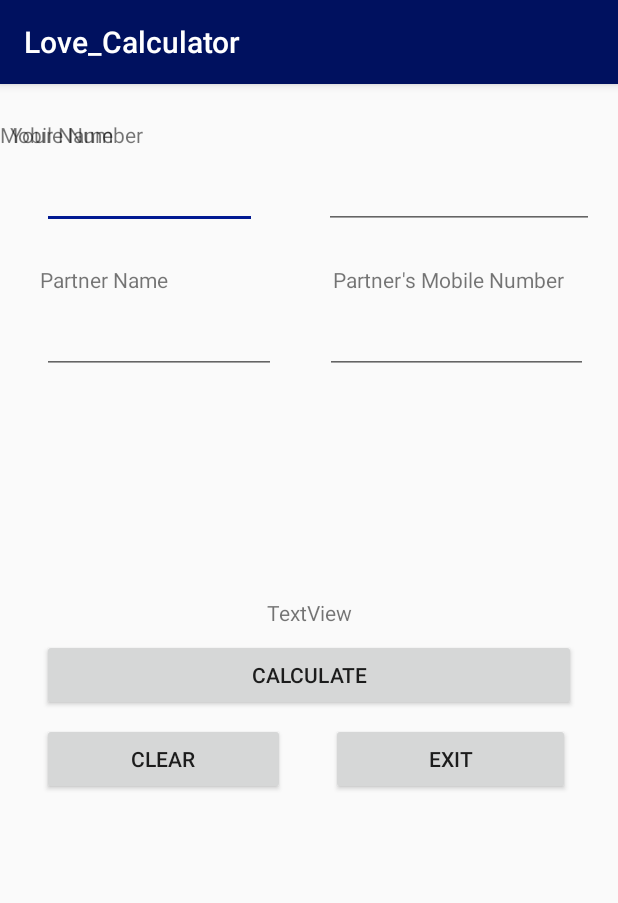
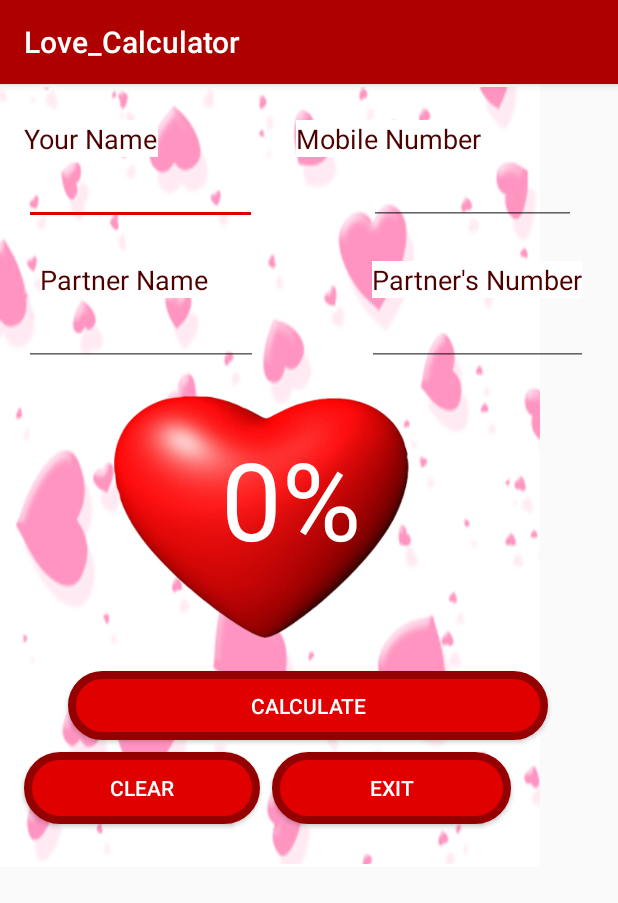
Before and after one commit to sachintsm/Love-Calculator, an Android app: the SecondActivity screen opened directly, with no data from a screen before it, after a tap on "CALCULATE", on a phone screen of 412 x 824 dp. Shown: the top 903 px of the screen. Run offline under Robolectric (Android 15) with nearby library versions, the phone set to English and light mode, and no system bars.

Commit message:
Release 1.0

```diff
--- a/app/src/main/AndroidManifest.xml
+++ b/app/src/main/AndroidManifest.xml
@@ -19,6 +19,7 @@
         </activity>
 
         <service android:name=".backMusic" />
+        <receiver android:name=".MyReceiver"></receiver>
     </application>
 
 </manifest>
--- a/app/src/main/java/com/industrialmaster/sachin_app1/SecondActivity.java
+++ b/app/src/main/java/com/industrialmaster/sachin_app1/SecondActivity.java
@@ -7,6 +7,7 @@ import android.view.View;
 import android.widget.Button;
 import android.widget.EditText;
 import android.widget.TextView;
+import android.widget.Toast;
 
 public class SecondActivity extends AppCompatActivity {
 
@@ -15,7 +16,7 @@ public class SecondActivity extends AppCompatActivity {
     TextView tv1;
 
     String sname1, sname2;
-    int num1,num2;
+    String num1,num2;
 
     @Override
     protected void onCreate(Bundle savedInstanceState) {
@@ -31,15 +32,32 @@ public class SecondActivity extends AppCompatActivity {
         et4 = (EditText) findViewById(R.id.et4);
         tv1 = (TextView) findViewById(R.id.tv1);
 
-        sname1 = et1.getText().toString();
-        sname2 = et3.getText().toString();
-        num1 = Integer.parseInt(et2.getText().toString());
-//        num2 = Integer.valueOf(et4.getText().toString());
-
         btn1.setOnClickListener(new View.OnClickListener() {
             @Override
             public void onClick(View v) {
-                tv1.setText(lucky_num(num1,num2));
+                sname1 = et1.getText().toString();
+                sname2 = et3.getText().toString();
+
+                num1 = et2.getText().toString();
+                num2 = et4.getText().toString();
+
+                if(num1.isEmpty()) {
+                    Toast.makeText(getApplicationContext(),"Please enter your number",Toast.LENGTH_SHORT).show();
+                }
+                else if(num2.isEmpty()){
+                    Toast.makeText(getApplicationContext(),"Please enter your partner's number",Toast.LENGTH_SHORT).show();
+                }
+                else if(sname2.isEmpty()){
+                    Toast.makeText(getApplicationContext(),"Please enter your name",Toast.LENGTH_SHORT).show();
+                }
+                else if(sname1.isEmpty()){
+                    Toast.makeText(getApplicationContext(),"Please enter your partner's name",Toast.LENGTH_SHORT).show();
+                }
+                else {
+                    int num3 = Integer.parseInt(num1);
+                    int num4 = Integer.parseInt(num2);
+                    tv1.setText(String.valueOf(lucky_num(num3, num4))+ "%");
+                }
             }
         });
 
@@ -65,23 +83,37 @@ public class SecondActivity extends AppCompatActivity {
             }
         });
     }
-    public int lucky_num(int a, int b){
-        int tot1 = 0, tot2 = 0;
-        int tot3 = 0, tot4 = 0;
+    public int lucky_num(int a, int b) {
+        int tot1, tot2 = 0;
+        int tot3, tot4 = 0;
         int total;
-        int[] array = {50, 62, 43, 18, 29, 80, 85, 98, 90, 72, 35, 42, 56, 66, 70, 22, 43, 88};
+        int[] array = {50, 62, 43, 18, 29, 80, 85, 98, 90, 72, 35, 42, 56, 66, 70, 22, 43, 88, 4, 68, 63};
 
-        while(tot2 > 9){
-            tot1 = a%10 + tot1;
-            tot2 = a/10;
-            a = tot2;
+        while (a > 0) {
+            while (a != 0) {
+                tot1 = a % 10;
+                tot2 = tot2 + tot1;
+                a = a / 10;
+
+                if (tot2 > 9) {
+                    a = tot2;
+                    tot2 = 0;
+                }
+            }
         }
-        while (tot4 > 9){
-            tot3 = b%10 + tot3;
-            tot4 = b/10;
-            b = tot4;
+        while (b > 0) {
+            while (b != 0) {
+                tot3 = b % 10;
+                tot4 = tot4 + tot3;
+                b = b / 10;
+
+                if (tot4 > 9) {
+                    b = tot4;
+                    tot4 = 0;
+                }
+            }
         }
-        total = tot2 + tot4;
-        return(array[total]);
+        total = tot2;
+        return (array[total]);
     }
 }
--- /dev/null
+++ b/app/src/main/res/drawable/my_border.xml
@@ -0,0 +1,9 @@
+<?xml version="1.0" encoding="utf-8"?>
+<shape xmlns:android="http://schemas.android.com/apk/res/android"
+    android:shape="rectangle">
+    <solid android:color="@color/colorAccent"></solid>
+    <stroke android:color="@color/colorPrimaryDarker"
+            android:width="5dp">
+    </stroke>
+    <corners android:radius="100dp"></corners>
+</shape>
--- a/app/src/main/res/layout/activity_second.xml
+++ b/app/src/main/res/layout/activity_second.xml
@@ -7,6 +7,16 @@
     android:layout_height="match_parent"
     tools:context=".SecondActivity">
 
+    <ImageView
+        android:id="@+id/imageView2"
+        android:layout_width="360dp"
+        android:layout_height="522dp"
+        android:background="@color/font"
+        app:layout_constraintStart_toStartOf="parent"
+        app:layout_constraintTop_toTopOf="parent"
+        app:srcCompat="@drawable/ht_back"
+        tools:srcCompat="@drawable/ht_back" />
+
     <TextView
         android:id="@+id/textView6"
         android:layout_width="wrap_content"
@@ -14,27 +24,25 @@
         android:layout_marginStart="16dp"
         android:layout_marginLeft="16dp"
         android:layout_marginTop="24dp"
-        android:layout_marginEnd="8dp"
-        android:layout_marginRight="8dp"
+        android:background="@color/font"
         android:text="Your Name"
-        app:layout_constraintEnd_toStartOf="@+id/textView7"
-        app:layout_constraintHorizontal_bias="0.097"
+        android:textColor="@color/colorPrimaryDark"
+        android:textSize="18sp"
         app:layout_constraintStart_toStartOf="parent"
         app:layout_constraintTop_toTopOf="parent" />
 
     <EditText
         android:id="@+id/et1"
-        android:layout_width="143dp"
+        android:layout_width="155dp"
         android:layout_height="wrap_content"
         android:layout_marginStart="16dp"
         android:layout_marginLeft="16dp"
-        android:layout_marginTop="8dp"
         android:layout_marginEnd="8dp"
         android:layout_marginRight="8dp"
         android:ems="10"
         android:inputType="textPersonName"
         app:layout_constraintEnd_toStartOf="@+id/et2"
-        app:layout_constraintHorizontal_bias="0.25"
+        app:layout_constraintHorizontal_bias="0.0"
         app:layout_constraintStart_toStartOf="parent"
         app:layout_constraintTop_toBottomOf="@+id/textView6" />
 
@@ -42,18 +50,22 @@
         android:id="@+id/textView7"
         android:layout_width="wrap_content"
         android:layout_height="wrap_content"
+        android:layout_marginStart="92dp"
+        android:layout_marginLeft="92dp"
         android:layout_marginTop="24dp"
+        android:background="@color/font"
         android:text="Mobile Number"
-        app:layout_constraintTop_toTopOf="parent"
-        tools:layout_editor_absoluteX="217dp" />
+        android:textColor="@color/colorPrimaryDark"
+        android:textSize="18sp"
+        app:layout_constraintStart_toEndOf="@+id/textView6"
+        app:layout_constraintTop_toTopOf="parent" />
 
     <EditText
         android:id="@+id/et2"
-        android:layout_width="180dp"
+        android:layout_width="138dp"
         android:layout_height="wrap_content"
-        android:layout_marginTop="8dp"
-        android:layout_marginEnd="16dp"
-        android:layout_marginRight="16dp"
+        android:layout_marginEnd="28dp"
+        android:layout_marginRight="28dp"
         android:ems="10"
         android:inputType="textPersonName"
         app:layout_constraintEnd_toEndOf="parent"
@@ -68,7 +80,10 @@
         android:layout_marginTop="24dp"
         android:layout_marginEnd="8dp"
         android:layout_marginRight="8dp"
+        android:background="@color/font"
         android:text="Partner Name"
+        android:textColor="@color/colorPrimaryDark"
+        android:textSize="18sp"
         app:layout_constraintEnd_toStartOf="@+id/textView9"
         app:layout_constraintHorizontal_bias="0.095"
         app:layout_constraintStart_toStartOf="parent"
@@ -79,9 +94,12 @@
         android:layout_width="wrap_content"
         android:layout_height="wrap_content"
         android:layout_marginTop="24dp"
-        android:layout_marginEnd="36dp"
-        android:layout_marginRight="36dp"
-        android:text="Partner's Mobile Number"
+        android:layout_marginEnd="24dp"
+        android:layout_marginRight="24dp"
+        android:background="@color/font"
+        android:text="Partner's Number"
+        android:textColor="@color/colorPrimaryDark"
+        android:textSize="18sp"
         app:layout_constraintEnd_toEndOf="parent"
         app:layout_constraintTop_toBottomOf="@+id/et2" />
 
@@ -89,9 +107,8 @@
         android:id="@+id/et3"
         android:layout_width="156dp"
         android:layout_height="wrap_content"
-        android:layout_marginStart="28dp"
-        android:layout_marginLeft="28dp"
-        android:layout_marginTop="8dp"
+        android:layout_marginStart="16dp"
+        android:layout_marginLeft="16dp"
         android:layout_marginEnd="8dp"
         android:layout_marginRight="8dp"
         android:ems="10"
@@ -103,9 +120,8 @@
 
     <EditText
         android:id="@+id/et4"
-        android:layout_width="175dp"
+        android:layout_width="147dp"
         android:layout_height="wrap_content"
-        android:layout_marginTop="8dp"
         android:layout_marginEnd="20dp"
         android:layout_marginRight="20dp"
         android:ems="10"
@@ -115,30 +131,31 @@
 
     <Button
         android:id="@+id/btn4"
-        android:layout_width="356dp"
-        android:layout_height="wrap_content"
-        android:layout_marginStart="16dp"
-        android:layout_marginLeft="16dp"
-        android:layout_marginTop="8dp"
-        android:layout_marginEnd="16dp"
-        android:layout_marginRight="16dp"
+        android:layout_width="320dp"
+        android:layout_height="46dp"
+        android:layout_marginStart="24dp"
+        android:layout_marginLeft="24dp"
+        android:layout_marginTop="48dp"
+        android:layout_marginEnd="24dp"
+        android:layout_marginRight="24dp"
+        android:background="@drawable/my_border"
         android:text="@string/btn4"
+        android:textColor="@color/font"
         app:layout_constraintEnd_toEndOf="parent"
+        app:layout_constraintHorizontal_bias="0.488"
         app:layout_constraintStart_toStartOf="parent"
         app:layout_constraintTop_toBottomOf="@+id/tv1" />
 
     <Button
         android:id="@+id/btn2"
-        android:layout_width="162dp"
+        android:layout_width="157dp"
         android:layout_height="wrap_content"
         android:layout_marginStart="16dp"
         android:layout_marginLeft="16dp"
         android:layout_marginTop="8dp"
-        android:layout_marginEnd="8dp"
-        android:layout_marginRight="8dp"
+        android:background="@drawable/my_border"
         android:text="@string/btn5"
-        app:layout_constraintEnd_toStartOf="@+id/btn5"
-        app:layout_constraintHorizontal_bias="0.342"
+        android:textColor="@color/font"
         app:layout_constraintStart_toStartOf="parent"
         app:layout_constraintTop_toBottomOf="@+id/btn4" />
 
@@ -146,33 +163,34 @@
         android:id="@+id/btn5"
         android:layout_width="159dp"
         android:layout_height="wrap_content"
+        android:layout_marginStart="8dp"
+        android:layout_marginLeft="8dp"
         android:layout_marginTop="8dp"
         android:layout_marginEnd="32dp"
         android:layout_marginRight="32dp"
-        android:text="@string/btn6"
+        android:background="@drawable/my_border"
+        android:text="@string/btn3"
+        android:textColor="@color/font"
         app:layout_constraintEnd_toEndOf="parent"
+        app:layout_constraintHorizontal_bias="0.0"
+        app:layout_constraintStart_toEndOf="@+id/btn2"
         app:layout_constraintTop_toBottomOf="@+id/btn4" />
-
-    <ImageView
-        android:id="@+id/imageView2"
-        android:layout_width="195dp"
-        android:layout_height="133dp"
-        android:layout_marginTop="8dp"
-        app:layout_constraintTop_toBottomOf="@+id/et3"
-        tools:layout_editor_absoluteX="98dp"
-        tools:srcCompat="@tools:sample/backgrounds/scenic[0]" />
 
     <TextView
         android:id="@+id/tv1"
-        android:layout_width="wrap_content"
-        android:layout_height="wrap_content"
+        android:layout_width="154dp"
+        android:layout_height="115dp"
         android:layout_marginStart="8dp"
         android:layout_marginLeft="8dp"
-        android:layout_marginTop="8dp"
+        android:layout_marginTop="40dp"
         android:layout_marginEnd="8dp"
         android:layout_marginRight="8dp"
-        android:text="TextView"
+        android:text="0%"
+        android:textColor="@color/font"
+        android:textSize="72sp"
         app:layout_constraintEnd_toEndOf="parent"
+        app:layout_constraintHorizontal_bias="0.576"
         app:layout_constraintStart_toStartOf="parent"
-        app:layout_constraintTop_toBottomOf="@+id/imageView2" />
+        app:layout_constraintTop_toBottomOf="@+id/et3" />
+
 </android.support.constraint.ConstraintLayout>
--- a/app/src/main/res/values/colors.xml
+++ b/app/src/main/res/values/colors.xml
@@ -1,7 +1,9 @@
 <?xml version="1.0" encoding="utf-8"?>
 <resources>
-    <color name="colorPrimary">#00115F</color>
-    <color name="colorPrimaryDark">#001331</color>
-    <color name="colorAccent">#001992</color>
+    <color name="colorPrimary">#AF0000</color>
+    <color name="colorPrimaryDark">#4D0000</color>
+    <color name="colorPrimaryDarker">#940000</color>
+    <color name="colorAccent">#E00000</color>
     <color name="font">#FFFFFF</color>
+    <color name="back">#FF8181</color>
 </resources>
--- a/app/src/main/res/values/strings.xml
+++ b/app/src/main/res/values/strings.xml
@@ -7,9 +7,4 @@
 
     <string name="btn4">Calculate</string>
     <string name="btn5">Clear</string>
-    <string name="btn6">Exit</string>
-
-    <string name="btn7">Check Again</string>
-    <string name="btn8">Exit</string>
-
 </resources>
```
Also changed, not shown: app/src/main/java/com/industrialmaster/sachin_app1/MainActivity.java (+9 -0 lines), app/src/main/java/com/industrialmaster/sachin_app1/MyReceiver.java (added, +22 -0 lines), app/src/main/java/com/industrialmaster/sachin_app1/broadcastActivity.java (added, +13 -0 lines), app/src/main/res/drawable/check_box.xml (added, +9 -0 lines), app/src/main/res/layout/activity_main.xml (+47 -18 lines), app/src/main/res/drawable/ht.jpg, app/src/main/res/drawable/ht_back.jpg (added), 1 other file.
